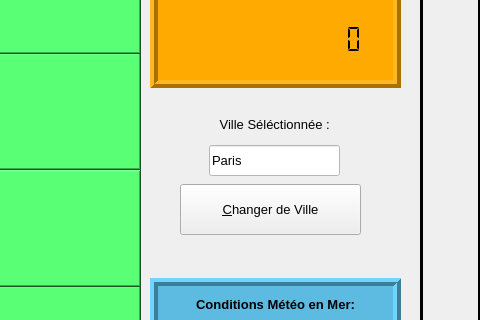
Old version of the form StationMeteo/mainwindow.ui in the repository SimonF2/ProjetFinal; both pictures show x 520 to 1000 and y 155 to 475 of the 1000 by 750 pixel window.
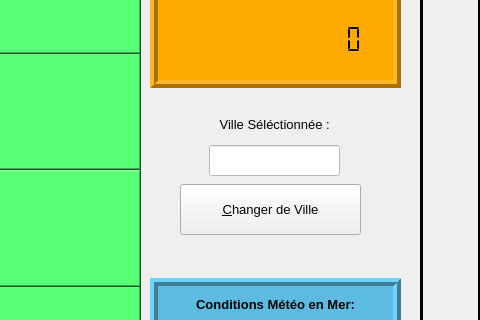
New version of the form. Icons and pictures are not drawn.

```diff
--- a/StationMeteo/mainwindow.ui
+++ b/StationMeteo/mainwindow.ui
@@ -269,7 +269,7 @@
      <string notr="true">background-color: rgb(255, 255, 255);</string>
     </property>
     <property name="text">
-     <string>Paris</string>
+     <string/>
     </property>
    </widget>
    <widget class="QLabel" name="iconeJ1">
```
